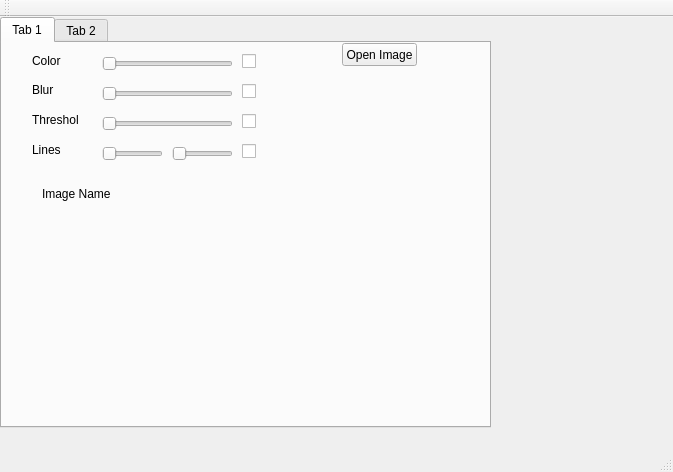
The window that mainwindow.ui (Tep-S/Monkey) describes before a commit, drawn with Qt 5.
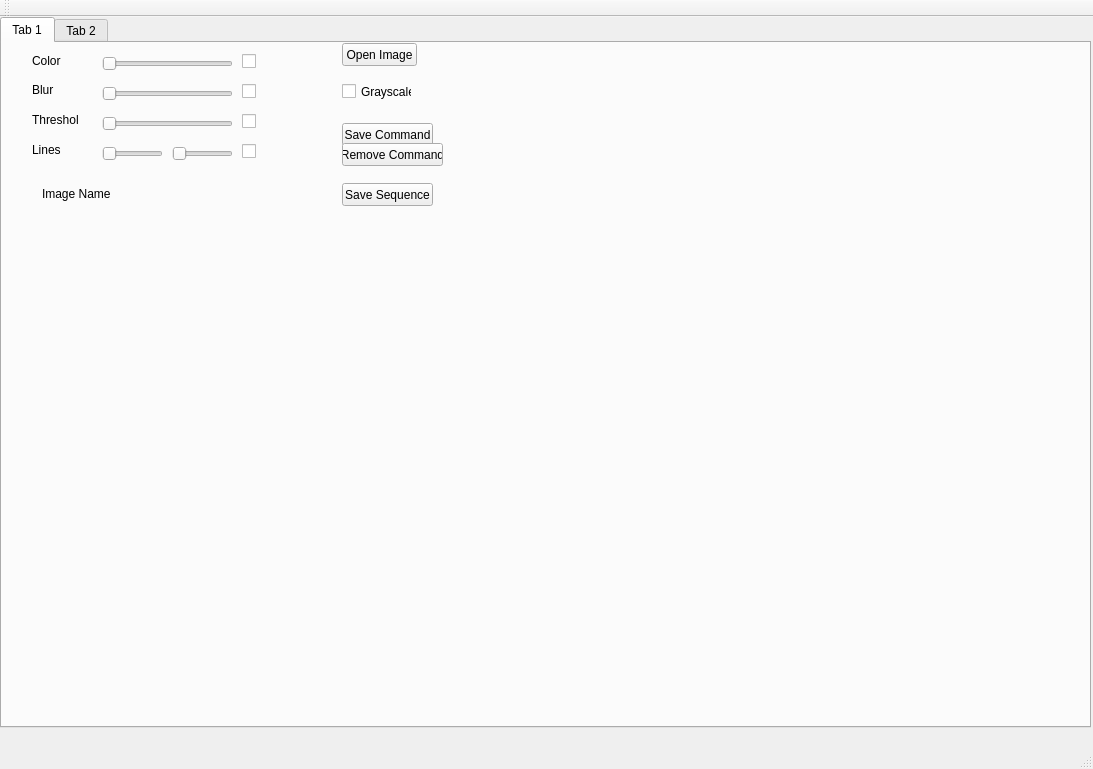
The same window after the commit.

The edit to the form file:
```diff
--- a/mainwindow.ui
+++ b/mainwindow.ui
@@ -6,8 +6,8 @@
    <rect>
     <x>0</x>
     <y>0</y>
-    <width>673</width>
-    <height>472</height>
+    <width>1093</width>
+    <height>769</height>
    </rect>
   </property>
   <property name="windowTitle">
@@ -19,8 +19,8 @@
      <rect>
       <x>0</x>
       <y>0</y>
-      <width>491</width>
-      <height>411</height>
+      <width>1091</width>
+      <height>711</height>
      </rect>
     </property>
     <property name="currentIndex">
@@ -225,6 +225,58 @@
        <enum>Qt::Horizontal</enum>
       </property>
      </widget>
+     <widget class="QCheckBox" name="cbGrayscale">
+      <property name="geometry">
+       <rect>
+        <x>340</x>
+        <y>40</y>
+        <width>70</width>
+        <height>17</height>
+       </rect>
+      </property>
+      <property name="text">
+       <string>Grayscale</string>
+      </property>
+     </widget>
+     <widget class="QPushButton" name="btSaveCommand">
+      <property name="geometry">
+       <rect>
+        <x>340</x>
+        <y>80</y>
+        <width>91</width>
+        <height>23</height>
+       </rect>
+      </property>
+      <property name="text">
+       <string>Save Command</string>
+      </property>
+     </widget>
+     <widget class="QPushButton" name="btSaveSequence">
+      <property name="geometry">
+       <rect>
+        <x>340</x>
+        <y>140</y>
+        <width>91</width>
+        <height>23</height>
+       </rect>
+      </property>
+      <property name="text">
+       <string>Save Sequence</string>
+      </property>
+     </widget>
+     <widget class="QPushButton" name="btRemoveCommand">
+      <property name="geometry">
+       <rect>
+        <x>340</x>
+        <y>100</y>
+        <width>101</width>
+        <height>23</height>
+       </rect>
+      </property>
+      <property name="text">
+       <string>Remove Command</string>
+      </property>
+     </widget>
     </widget>
     <widget class="QWidget" name="tab_2">
      <attribute name="title">
```
Left out of the diff: 2 changed lines with no effect on the pictures.
